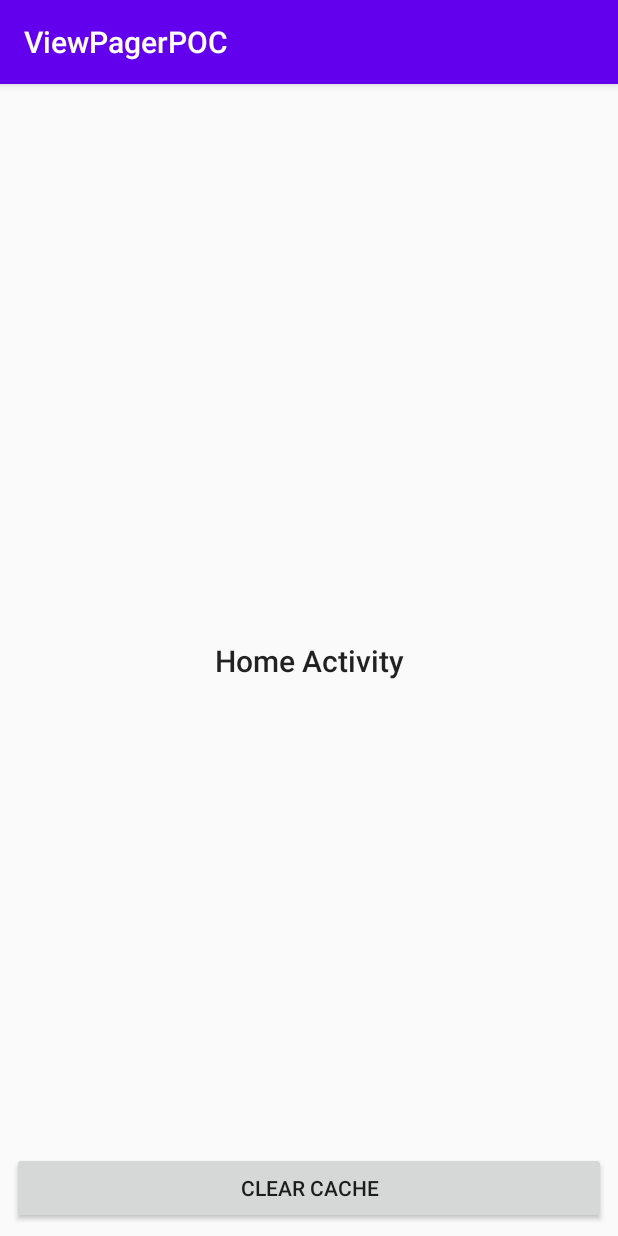
After one commit to maylcf/poc-view-pager, an Android app: the HomeActivity screen opened directly, with no data from a screen before it, on a phone screen of 412 x 824 dp. The commit adds this screen. Run offline under Robolectric (Android 15) with nearby library versions, the phone set to English and light mode, and no system bars.

Commit message:
Add activities and layouts.

```diff
--- /dev/null
+++ b/app/src/main/java/com/mayarafelix/viewpagerpoc/HomeActivity.kt
@@ -0,0 +1,28 @@
+package com.mayarafelix.viewpagerpoc
+
+import android.content.Intent
+import android.os.Bundle
+import android.widget.Button
+import androidx.appcompat.app.AppCompatActivity
+
+class HomeActivity : AppCompatActivity() {
+
+    lateinit var actionButton: Button
+    private val firstTimeUserTag: String = "firstTimeUser"
+
+    override fun onCreate(savedInstanceState: Bundle?) {
+        super.onCreate(savedInstanceState)
+        setContentView(R.layout.activity_home)
+
+        actionButton = findViewById(R.id.activity_home_button)
+        actionButton.setOnClickListener {
+            launchMainActivity()
+        }
+    }
+
+    private fun launchMainActivity() {
+        SharedPreferencesManager.removeFirstTimeUserTag()
+
+        finish()
+    }
+}
--- /dev/null
+++ b/app/src/main/res/layout/activity_home.xml
@@ -0,0 +1,33 @@
+<?xml version="1.0" encoding="utf-8"?>
+<androidx.constraintlayout.widget.ConstraintLayout xmlns:android="http://schemas.android.com/apk/res/android"
+    xmlns:app="http://schemas.android.com/apk/res-auto"
+    xmlns:tools="http://schemas.android.com/tools"
+    android:layout_width="match_parent"
+    android:layout_height="match_parent"
+    android:padding="8dp"
+    tools:context=".HomeActivity">
+
+    <TextView
+        android:id="@+id/activity_home_title"
+        android:layout_width="match_parent"
+        android:layout_height="wrap_content"
+        android:text="Home Activity"
+        android:textAlignment="center"
+        android:textAppearance="@style/TextAppearance.AppCompat.Title"
+        app:layout_constraintBottom_toBottomOf="parent"
+        app:layout_constraintEnd_toEndOf="parent"
+        app:layout_constraintHorizontal_bias="0.5"
+        app:layout_constraintStart_toStartOf="parent"
+        app:layout_constraintTop_toTopOf="parent" />
+
+    <Button
+        android:id="@+id/activity_home_button"
+        android:layout_width="match_parent"
+        android:layout_height="wrap_content"
+        android:layout_marginTop="36dp"
+        android:text="Clear Cache"
+        app:layout_constraintBottom_toBottomOf="parent"
+        app:layout_constraintEnd_toEndOf="parent"
+        app:layout_constraintStart_toStartOf="parent" />
+
+</androidx.constraintlayout.widget.ConstraintLayout>
```
Also changed, not shown: app/src/main/AndroidManifest.xml (+6 -3 lines), app/src/main/java/com/mayarafelix/viewpagerpoc/MainActivity.kt (+109 -1 lines), app/src/main/java/com/mayarafelix/viewpagerpoc/SplashScreenActivity.kt (added, +51 -0 lines), app/src/main/res/layout/activity_main.xml (+42 -5 lines), app/src/main/res/layout/activity_splash_screen.xml (added, +20 -0 lines).
